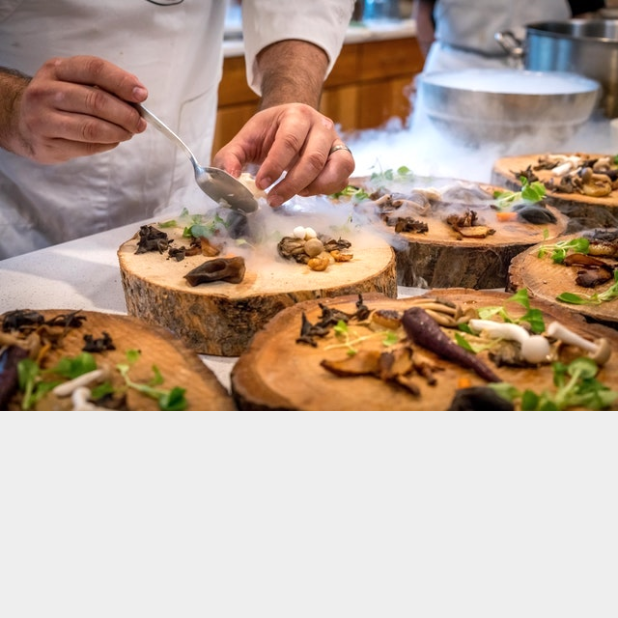
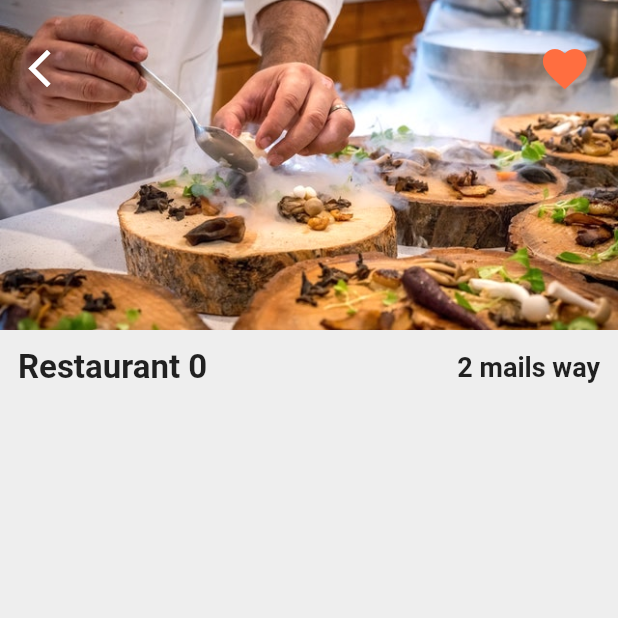
Before and after one commit to KTmifune/flutter-food-delivery-ui, a Flutter app: the screen it shows after launch, after a tap on "Restaurant 0", on a phone screen of 412 x 824 dp, the top half of it. Run offline on Flutter 3.47's test engine with Material 2 defaults, Android fonts, the phone set to English and light mode, and no system bars; our stand-ins replace google_fonts.

Commit message:
no message

```diff
--- a/flutter_food_delivery_ui/lib/screens/home_screen.dart
+++ b/flutter_food_delivery_ui/lib/screens/home_screen.dart
@@ -40,11 +40,14 @@ class _HomeScreenState extends State<HomeScreen> {
               children: <Widget>[
                 ClipRRect(
                   borderRadius: BorderRadius.circular(15.0),
-                  child: Image.asset(
-                    restaurant.imageUrl,
-                    height: 120.0,
-                    width: 120.0,
-                    fit: BoxFit.cover,
+                  child: Hero(
+                    tag: restaurant.imageUrl,
+                    child: Image.asset(
+                      restaurant.imageUrl,
+                      height: 120.0,
+                      width: 120.0,
+                      fit: BoxFit.cover,
+                    ),
                   ),
                 ),
                 Expanded(
--- a/flutter_food_delivery_ui/lib/screens/restaurant_screen.dart
+++ b/flutter_food_delivery_ui/lib/screens/restaurant_screen.dart
@@ -12,10 +12,67 @@ class _RestaurantScreenState extends State<RestaurantScreen> {
   @override
   Widget build(BuildContext context) {
     return Scaffold(
-      body: ListView(
+      body: Column(
         children: <Widget>[
           Stack(
-            children: <Widget>[Image.asset(widget.restaurant.imageUrl)],
+            children: <Widget>[
+              Hero(
+                tag: widget.restaurant.imageUrl,
+                child: Image.asset(
+                  widget.restaurant.imageUrl,
+                  height: 220,
+                  width: MediaQuery.of(context).size.width,
+                  fit: BoxFit.cover,
+                ),
+              ),
+              Padding(
+                padding: const EdgeInsets.symmetric(
+                    horizontal: 10.0, vertical: 20.0),
+                child: Row(
+                  mainAxisAlignment: MainAxisAlignment.spaceBetween,
+                  children: <Widget>[
+                    IconButton(
+                      icon: Icon(Icons.arrow_back_ios),
+                      color: Colors.white,
+                      iconSize: 30.0,
+                      onPressed: () => Navigator.pop(context),
+                    ),
+                    IconButton(
+                      icon: Icon(Icons.favorite),
+                      color: Theme.of(context).primaryColor,
+                      iconSize: 35.0,
+                      onPressed: () {},
+                    )
+                  ],
+                ),
+              )
+            ],
+          ),
+          Padding(
+            padding: const EdgeInsets.all(12.0),
+            child: Column(
+              children: <Widget>[
+                Row(
+                  mainAxisAlignment: MainAxisAlignment.spaceBetween,
+                  children: <Widget>[
+                    Text(
+                      widget.restaurant.name,
+                      style: TextStyle(
+                        fontSize: 22.0,
+                        fontWeight: FontWeight.w600,
+                      ),
+                    ),
+                    Text(
+                      '2 mails way',
+                      style: TextStyle(
+                        fontSize: 18.0,
+                        fontWeight: FontWeight.w600,
+                      ),
+                    ),
+                  ],
+                ),
+              ],
+            ),
           ),
         ],
       ),
```
